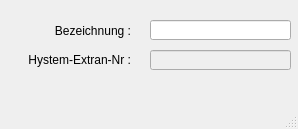
Before: the Qt Designer form qkan/forms/qkan_pumpentypen.ui in hoettges/QKan, drawn with Qt 5.
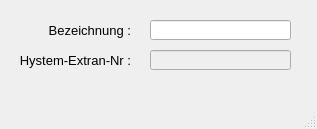
After: the same form once the commit is applied.

Patch:
```diff
--- a/qkan/forms/qkan_pumpentypen.ui
+++ b/qkan/forms/qkan_pumpentypen.ui
@@ -6,13 +6,14 @@
    <rect>
     <x>0</x>
     <y>0</y>
-    <width>298</width>
+    <width>317</width>
     <height>129</height>
    </rect>
   </property>
   <property name="font">
    <font>
     <family>Tahoma</family>
+    <pointsize>10</pointsize>
    </font>
   </property>
   <property name="windowTitle">
```
